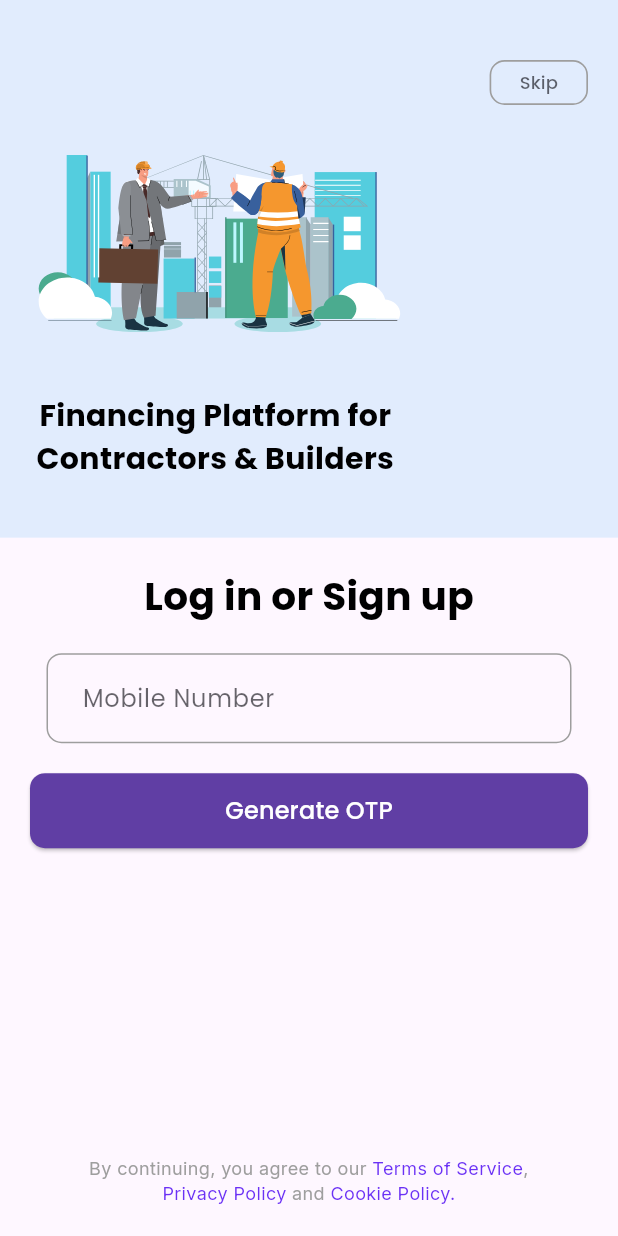
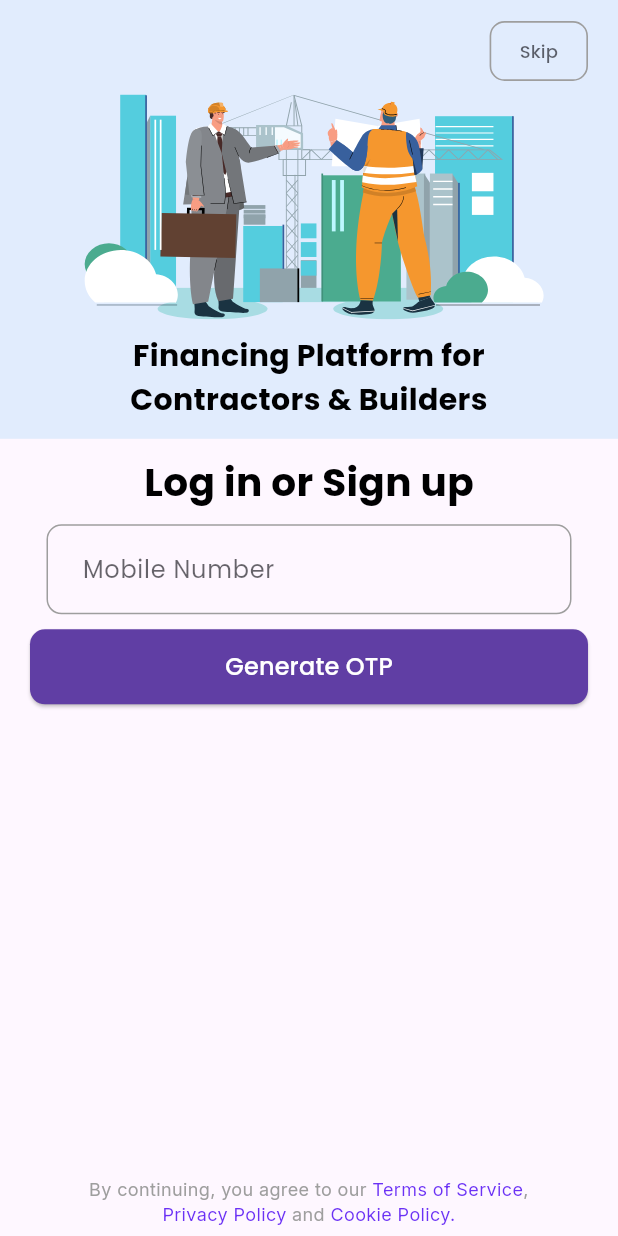
Before and after one commit to sagarpandey142/MansoonPe, a Flutter app: the screen it shows after launch, on a phone screen of 412 x 824 dp. Run offline on Flutter 3.47's test engine with Material 3 defaults, Android fonts, the phone set to English and light mode, and no system bars; our stand-ins replace connectivity_plus, dio, flutter_otp_text_field, flutter_screenutil, flutter_secure_storage, flutter_svg and 4 more; generated files the repository leaves out were written again.

Commit message:
design issue fixed

```diff
--- a/lib/ui/screens/login_screen/login_page_screen.dart
+++ b/lib/ui/screens/login_screen/login_page_screen.dart
@@ -42,30 +42,28 @@ class _LoginPageScreenState extends State<LoginPageScreen> {
         FocusScope.of(context).unfocus(); // Dismiss keyboard
       },
       child: Scaffold(
-        resizeToAvoidBottomInset: true, // Prevents overflow due to the keyboard
-        body: ConstrainedBox(
+        resizeToAvoidBottomInset: false, // Prevents overflow due to the keyboard
+        body: SafeArea(
+          child: ConstrainedBox(
             constraints: BoxConstraints(
               minHeight: MediaQuery.of(context).size.height,
             ),
             child: IntrinsicHeight(
               // Ensures content fits within the available space
               child: Column(
+                crossAxisAlignment: CrossAxisAlignment.center,
+                mainAxisSize: MainAxisSize.max,
                 children: [
                   Container(
-                  height: MediaQuery.of(context).size.height * 0.435,
+                    height: MediaQuery.of(context).size.height * 0.355,
                     width: double.infinity,
                     color: Color(0xFFE1ECFD),
                     padding:
-                  const EdgeInsets.only(top: 40, left: 20, right: 20),
+                    const EdgeInsets.only(top: 10, left: 20, right: 20),
                     child: Column(
-                    crossAxisAlignment: CrossAxisAlignment.start,
+                      crossAxisAlignment: CrossAxisAlignment.center,
                       children: [
-                      Container(
-                        height: 30,
-                        decoration: BoxDecoration(
-                          borderRadius: BorderRadius.circular(10),
-                        ),
-                        child: Align(
+                        Align(
                           alignment: Alignment.topRight,
                           child: ElevatedButton(
                             onPressed: () {
@@ -92,18 +90,21 @@ class _LoginPageScreenState extends State<LoginPageScreen> {
                             ),
                           ),
                         ),
-                      ),
-                      SizedBox(height: 10),
-                      Column(
-                        mainAxisAlignment: MainAxisAlignment.center,
+                        SizedBox(height: 5),
+                        Container(
+                          width: MediaQuery.of(context).size.width * 0.8, // Adjust width
+                          alignment: Alignment.center,
+                          child: Column(
+                            // mainAxisAlignment: MainAxisAlignment.center,
+                            crossAxisAlignment: CrossAxisAlignment.center,
                             children: [
                               SvgPicture.asset(
                                 'assets/images/constructor_img.svg',
-                            height: MediaQuery.of(context).size.height * 0.2,
-                            width: MediaQuery.of(context).size.width * 0.6,
+                                height: 150,//MediaQuery.of(context).size.height * 0.18,
+                                width: MediaQuery.of(context).size.width,
                                 fit: BoxFit.contain,
                               ),
-                          SizedBox(height: 18),
+                              SizedBox(height: 10),
                               Text(
                                 "Financing Platform for\nContractors & Builders",
                                 textAlign: TextAlign.center,
@@ -115,10 +116,11 @@ class _LoginPageScreenState extends State<LoginPageScreen> {
                               ),
                             ],
                           ),
+                        ),
                       ],
                     ),
                   ),
-                const SizedBox(height: 20),
+                  const SizedBox(height: 10),
                   Text(
                     "Log in or Sign up",
                     style: GoogleFonts.poppins(
@@ -127,7 +129,7 @@ class _LoginPageScreenState extends State<LoginPageScreen> {
                       color: Color(0xFF000001),
                     ),
                   ),
-                const SizedBox(height: 20),
+                  const SizedBox(height: 10),
                   Padding(
                     padding: const EdgeInsets.symmetric(horizontal: 20),
                     child: Column(
@@ -172,7 +174,7 @@ class _LoginPageScreenState extends State<LoginPageScreen> {
                             ),
                           ),
                         )),
-                      const SizedBox(height: 20),
+                        const SizedBox(height: 10),
                         SizedBox(
                           width: double.infinity,
                           height: 50,
@@ -195,9 +197,9 @@ class _LoginPageScreenState extends State<LoginPageScreen> {
                       ],
                     ),
                   ),
-                Flexible(child: Container()), // Prevent overflow when keyboard is up
+                  Expanded(child: Container()), // Prevent overflow when keyboard is up
                   Padding(
-                  padding: const EdgeInsets.only(bottom: 20.0),
+                    padding: const EdgeInsets.only(bottom: 6.0),
                     child: Text.rich(
                       TextSpan(
                         text: "By continuing, you agree to our ",
@@ -243,6 +245,7 @@ class _LoginPageScreenState extends State<LoginPageScreen> {
             ),
           ),
         ),
+      ),
     );
   }
 
```
Lines whose indentation alone changed are shown as unchanged.
